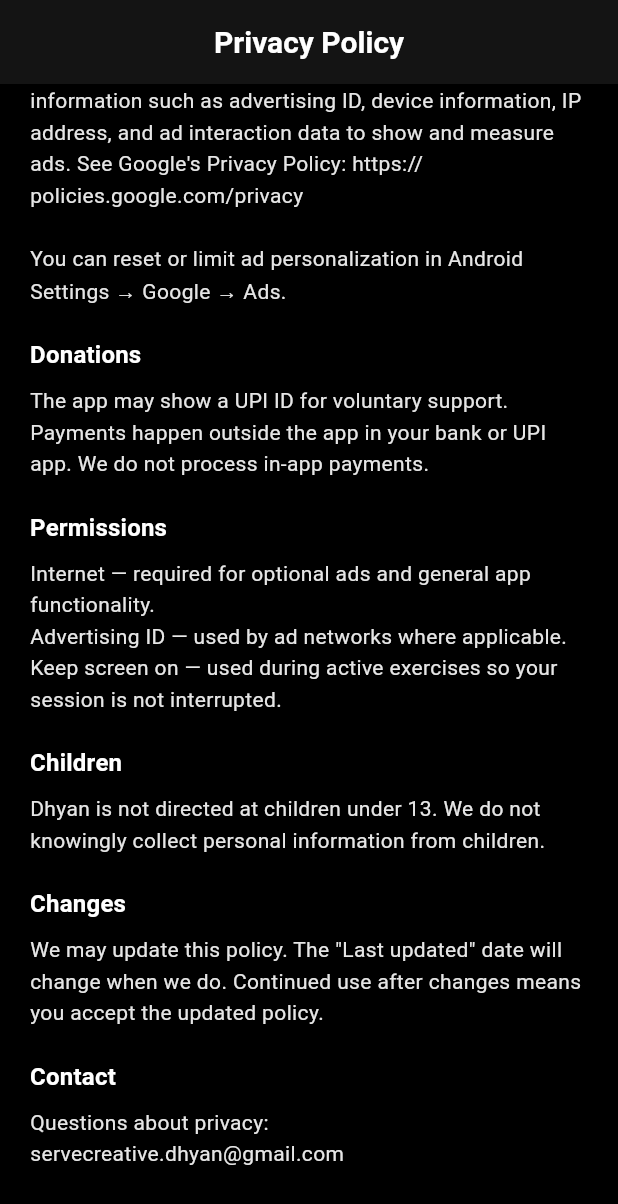
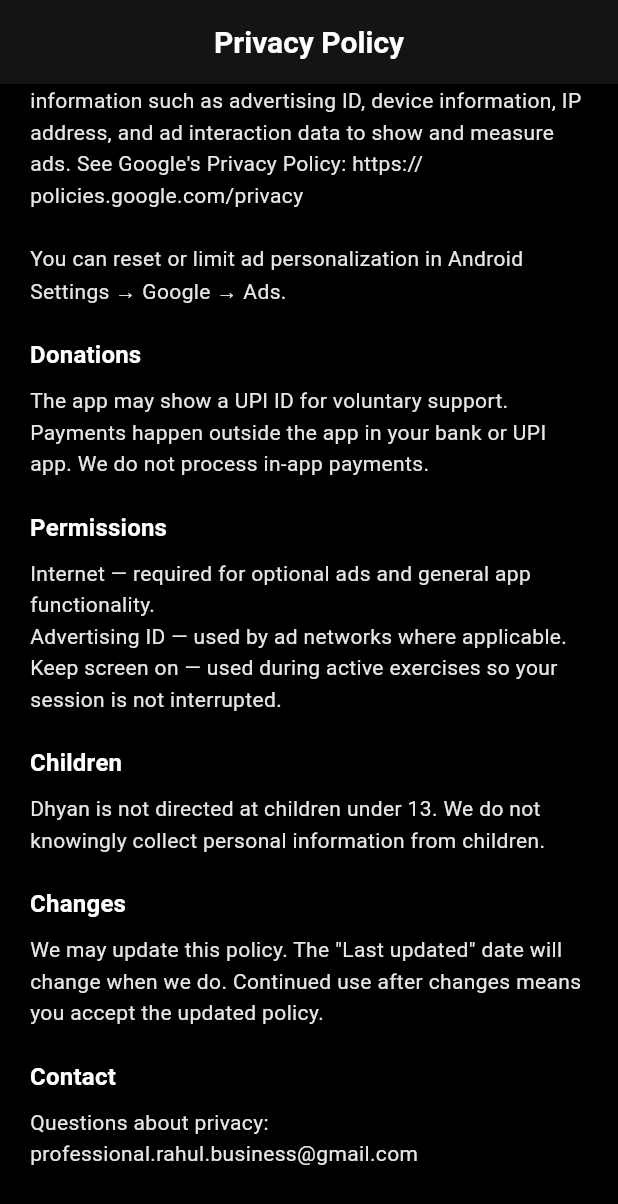
Before and after one commit to SERVEcreative/Dhyan, a Flutter app: the PrivacyPolicyScreen screen opened by its route, scrolled down 630 dp, on a phone screen of 412 x 824 dp. Shown: the top 1204 px of the screen. Run offline on Flutter 3.47's test engine with Material 3 defaults, Android fonts, the phone set to English and light mode, and no system bars; our stand-ins replace fl_chart, flutter_riverpod, go_router, google_mobile_ads, hive_flutter, sensors_plus and 1 more; accounts and stored records are empty.

Commit message:
Update privacy contact email to professional.rahul.business@gmail.com

```diff
--- a/lib/core/legal/app_legal.dart
+++ b/lib/core/legal/app_legal.dart
@@ -4,7 +4,7 @@
   static const String appName = 'Dhyan';
   static const String developerName = 'Serve Creative';
   static const String packageName = 'com.servecreative';
-  static const String contactEmail = 'servecreative.dhyan@gmail.com';
+  static const String contactEmail = 'professional.rahul.business@gmail.com';
 
   /// Public URL for Google Play Console (Privacy policy field).
   static const String privacyPolicyUrl =
```
Also changed, not shown: 2 other files.
